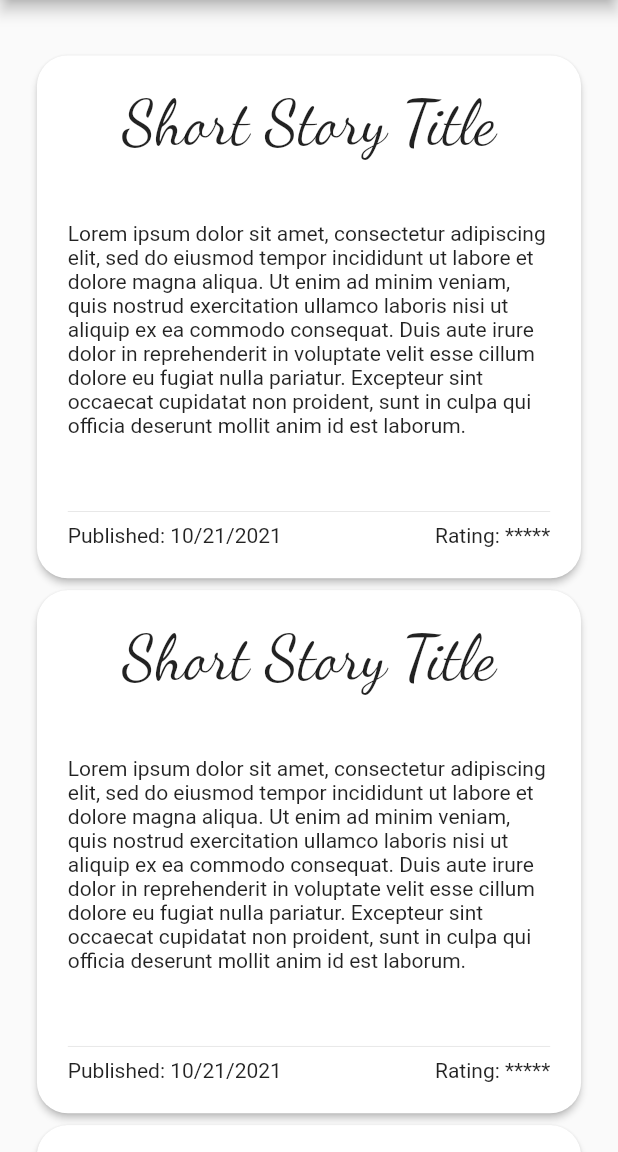
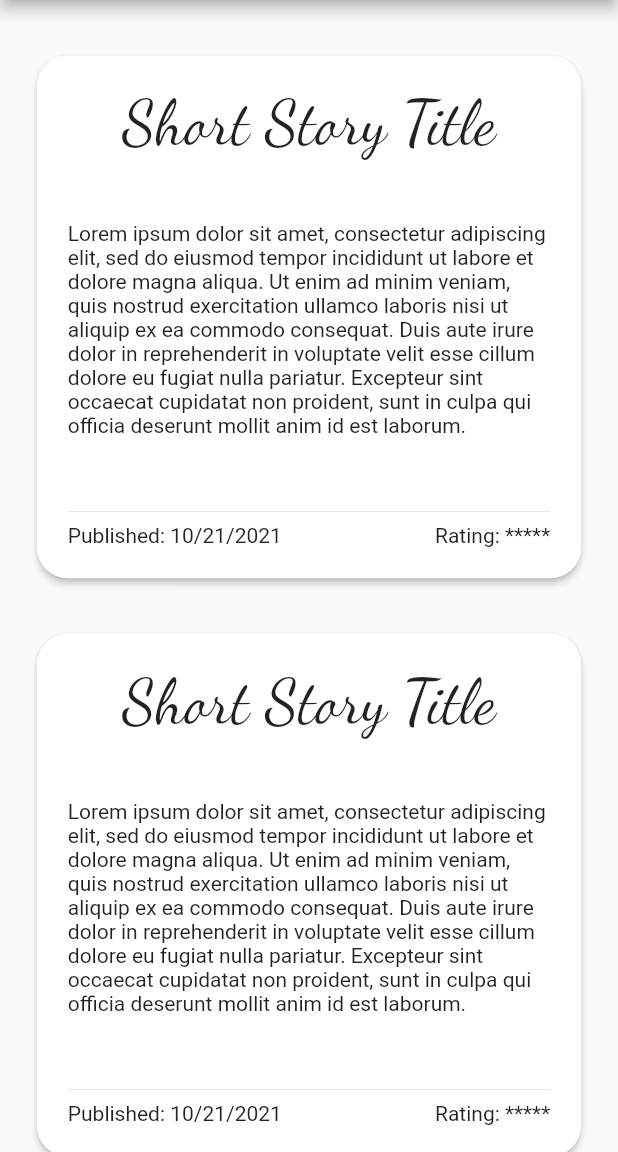
Before and after one commit to attempttechnologies/storyline_app, a Flutter app: the HomeScreen screen opened directly, on a phone screen of 412 x 824 dp, the part 84-1236 px from its top. Run offline on Flutter 3.47's test engine with Material 2 defaults, Android fonts, the light colour scheme and no system bars; our stand-ins replace google_fonts.

```diff
--- a/lib/presentation/screens/home/widgets/story_card.dart
+++ b/lib/presentation/screens/home/widgets/story_card.dart
@@ -64,6 +64,10 @@ class StoryCard extends StatelessWidget {
         context: context,
         percentageWidth: 5.0,
       ),
+      bottom: RepsonsiveSize.height(
+        context: context,
+        percentageHeight: 3.5,
+      ),
     );
   }
 
--- a/lib/presentation/widgets/forms/auth/sign_up_form.dart
+++ b/lib/presentation/widgets/forms/auth/sign_up_form.dart
@@ -8,7 +8,7 @@ class SignUpForm extends StatelessWidget {
   @override
   Widget build(BuildContext context) {
     return AuthForm(
-      title: MainTitle(title: "Sign In"),
+      title: MainTitle(title: "Sign Up"),
       emailTextFormField: CustomTextFormField(
         labelText: "Email",
         hintText: "example@email.com",
```
